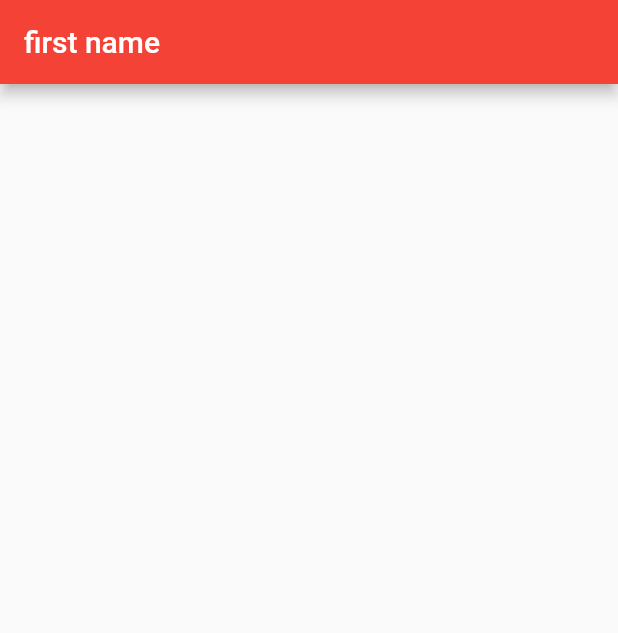
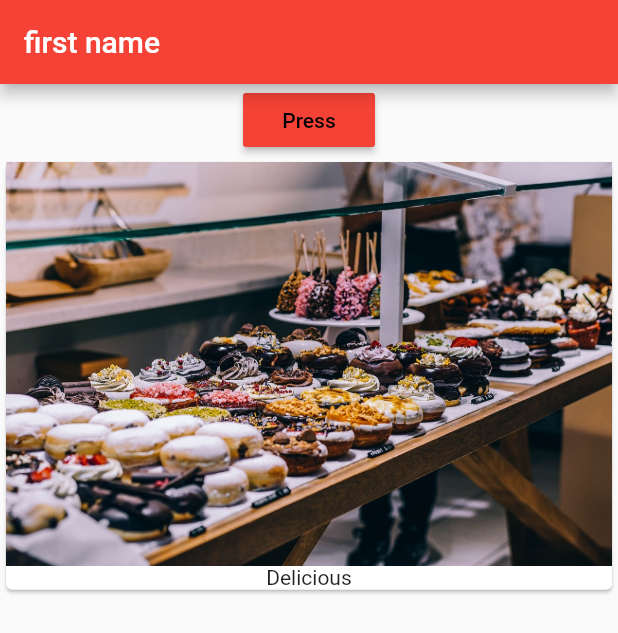
Before and after one commit to annamusayelyan/output, a Flutter app: the screen it shows after launch, on a phone screen of 412 x 824 dp. Shown: the top 633 px of the screen. Run offline on Flutter 3.47's test engine with Material 2 defaults, Android fonts, the phone set to English and light mode, and no system bars.

Commit message:
Add image and  button ,discreption

```diff
--- a/lib/main.dart
+++ b/lib/main.dart
@@ -1,7 +1,7 @@
 import 'package:flutter/material.dart';
 
 main() {
-  runApp (MyApp());
+  runApp(MyApp());
 }
 
 class MyApp extends StatelessWidget {
@@ -11,7 +11,27 @@ class MyApp extends StatelessWidget {
         title: Text('first name'),
         backgroundColor: Colors.red,
       ),
-      body:Container(),
-    ));
+      body: Column(
+        children:<Widget>[
+      RaisedButton(
+      child: Text('Press', style: TextStyle(color: Colors.black),),
+      color: Colors.red,
+      onPressed: () {},
+    ),
+          Card(
+            child: Column(children: <Widget>[
+              Image.asset('assets/food.jpg'),
+              Text('Delicious'),
+            ],
+            ),
+
+          )
+    ]
+
+
+    )
+    ,
+    )
+    );
   }
 }
--- a/pubspec.yaml
+++ b/pubspec.yaml
@@ -41,9 +41,9 @@ flutter:
   uses-material-design: true
 
   # To add assets to your application, add an assets section, like this:
-  # assets:
-  #  - images/a_dot_burr.jpeg
-  #  - images/a_dot_ham.jpeg
+  assets:
+    - assets/food.jpg
+
 
   # An image asset can refer to one or more resolution-specific "variants", see
   # https://flutter.io/assets-and-images/#resolution-aware.
```
Also changed, not shown: assets/food.jpg (added).
